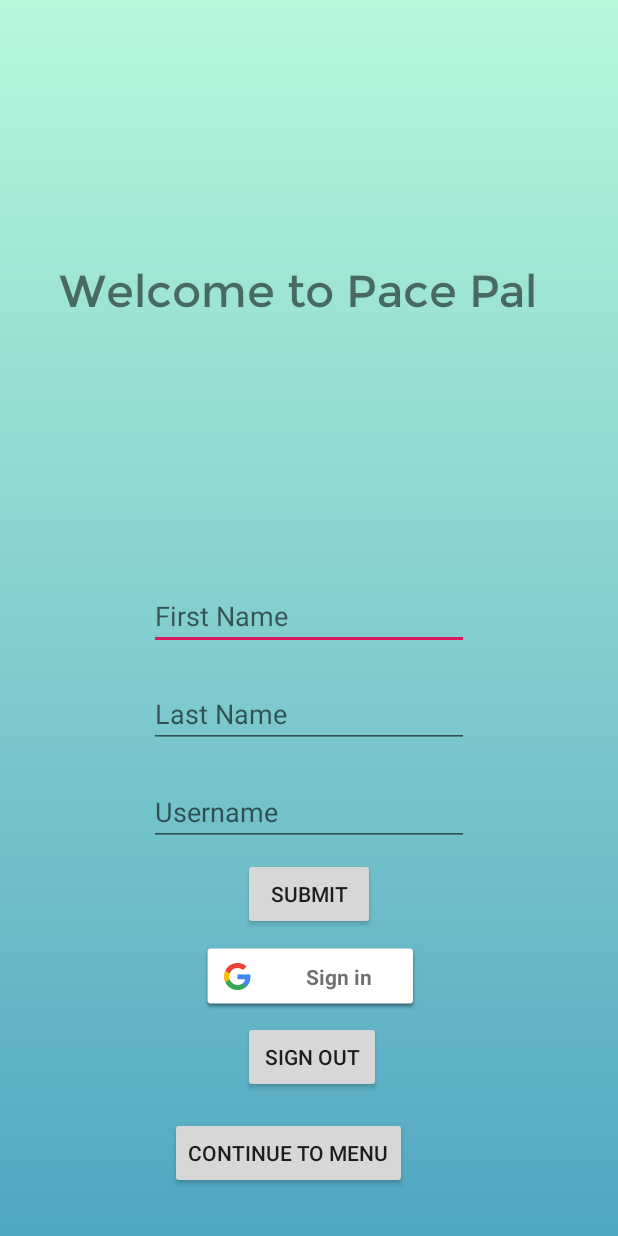
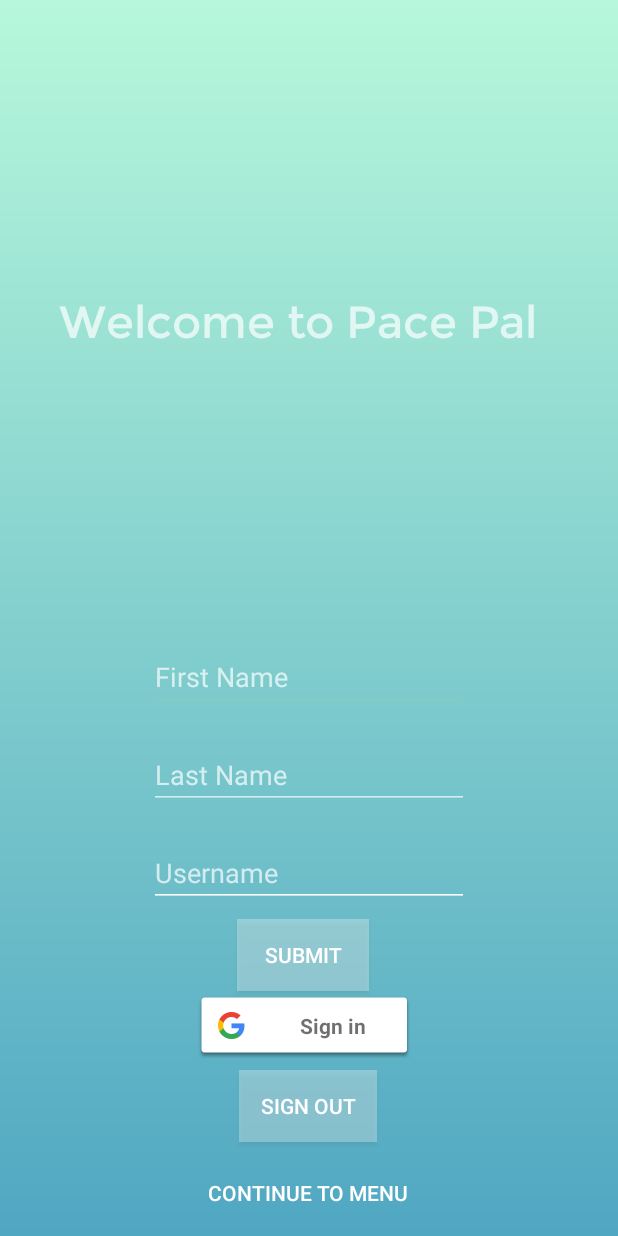
Before and after one commit to Pace-Pal/Pace-Pal-152, an Android app: the layout activity_main.xml on its own in the app's theme, with its tools: preview values and no code run, on a phone screen of 412 x 824 dp. Run offline under Robolectric (Android 15) with nearby library versions, the phone set to English and light mode, and no system bars.

Commit message:
UI Update
Sign In Page update - Button Color, Font, Background

```diff
--- /dev/null
+++ b/app/src/main/res/color/textfield_color.xml
@@ -0,0 +1,6 @@
+<?xml version="1.0" encoding="utf-8"?>
+<selector xmlns:android="http://schemas.android.com/apk/res/android">
+    <item android:state_pressed="true" android:color="#878782"/>
+    <item android:state_focused="true" android:color="#483728"/>
+    <item android:color="#ffffff"/>
+</selector>
--- a/app/src/main/res/font/myprior.xml
+++ /dev/null
@@ -1,6 +0,0 @@
-<?xml version="1.0" encoding="utf-8"?>
-<font-family xmlns:android="http://schemas.android.com/apk/res/android">
-<font
-    android:font="@font/Montserrat"
-    />
-</font-family>
--- a/app/src/main/res/layout/activity_main.xml
+++ b/app/src/main/res/layout/activity_main.xml
@@ -5,19 +5,22 @@
     android:layout_width="match_parent"
     android:layout_height="match_parent"
     android:background="@drawable/gradient"
-    tools:context=".MainActivity">
+    tools:context=".MainActivity"
+    >
+
 
     <Button
         android:id="@+id/continue_button"
         android:layout_width="158dp"
-        android:layout_height="48dp"
+        android:layout_height="50dp"
         android:layout_marginStart="113dp"
         android:layout_marginEnd="113dp"
-        android:layout_marginBottom="31dp"
+        android:layout_marginBottom="4dp"
+        android:background="#00000000"
         android:text="@string/continue_to_menu"
         app:layout_constraintBottom_toBottomOf="parent"
         app:layout_constraintEnd_toEndOf="parent"
-        app:layout_constraintHorizontal_bias="0.0"
+        app:layout_constraintHorizontal_bias="0.481"
         app:layout_constraintStart_toStartOf="parent" />
 
     <com.google.android.gms.common.SignInButton
@@ -26,9 +29,10 @@
         android:layout_height="45dp"
         android:layout_marginStart="137dp"
         android:layout_marginEnd="136dp"
-        android:layout_marginBottom="71dp"
+        android:layout_marginBottom="64dp"
         app:layout_constraintBottom_toTopOf="@+id/continue_button"
         app:layout_constraintEnd_toEndOf="parent"
+        app:layout_constraintHorizontal_bias="1.0"
         app:layout_constraintStart_toStartOf="parent" />
 
     <Button
@@ -39,11 +43,14 @@
         android:layout_marginTop="7dp"
         android:layout_marginEnd="144dp"
         android:layout_marginBottom="16dp"
+        android:background="@color/transparentWhite"
         android:text="@string/sign_out"
         app:layout_constraintBottom_toTopOf="@+id/continue_button"
         app:layout_constraintEnd_toEndOf="parent"
+        app:layout_constraintHorizontal_bias="0.407"
         app:layout_constraintStart_toStartOf="parent"
-        app:layout_constraintTop_toBottomOf="@+id/sign_in_button" />
+        app:layout_constraintTop_toBottomOf="@+id/sign_in_button"
+        app:layout_constraintVertical_bias="0.0" />
 
     <TextView
         android:id="@+id/textView10"
@@ -55,7 +62,7 @@
         android:layout_marginBottom="8dp"
         android:text="@string/welcome_to_pacepal"
         android:textSize="30sp"
-        android:fontFamily="@font/Montserrat"
+        android:fontFamily="@font/mfont"
         app:layout_constraintBottom_toTopOf="@+id/fnameField"
         app:layout_constraintEnd_toEndOf="parent"
         app:layout_constraintHorizontal_bias="0.412"
@@ -103,7 +110,8 @@
         android:inputType="textPersonName"
         app:layout_constraintBottom_toTopOf="@+id/submitButton"
         app:layout_constraintEnd_toEndOf="parent"
-        app:layout_constraintStart_toStartOf="parent" />
+        app:layout_constraintStart_toStartOf="parent"
+        app:backgroundTint="@color/textfield_color" />
 
     <Button
         android:id="@+id/submitButton"
@@ -111,10 +119,10 @@
         android:layout_height="wrap_content"
         android:layout_marginStart="8dp"
         android:layout_marginEnd="8dp"
-        android:layout_marginBottom="8dp"
         android:text="@string/submit"
+        android:background="@color/transparentWhite"
         app:layout_constraintBottom_toTopOf="@+id/sign_in_button"
         app:layout_constraintEnd_toEndOf="parent"
+        app:layout_constraintHorizontal_bias="0.488"
         app:layout_constraintStart_toStartOf="parent" />
-
 </android.support.constraint.ConstraintLayout>
--- a/app/src/main/res/values/colors.xml
+++ b/app/src/main/res/values/colors.xml
@@ -3,4 +3,5 @@
     <color name="colorPrimary">#00d5be</color>
     <color name="colorPrimaryDark">#00574B</color>
     <color name="colorAccent">#d81b60</color>
+    <color name="transparentWhite">#4Dffffff</color>
 </resources>
```
Also changed, not shown: app/src/main/AndroidManifest.xml (+8 -4 lines), app/src/main/java/com/group2/pacepal/MainActivity.java (line endings or trailing spaces), app/src/main/res/drawable/gradient.xml (indentation only), app/src/main/res/font/mfont.ttf (renamed from app/src/main/res/font/Montserrat.ttf), 2 other files.
